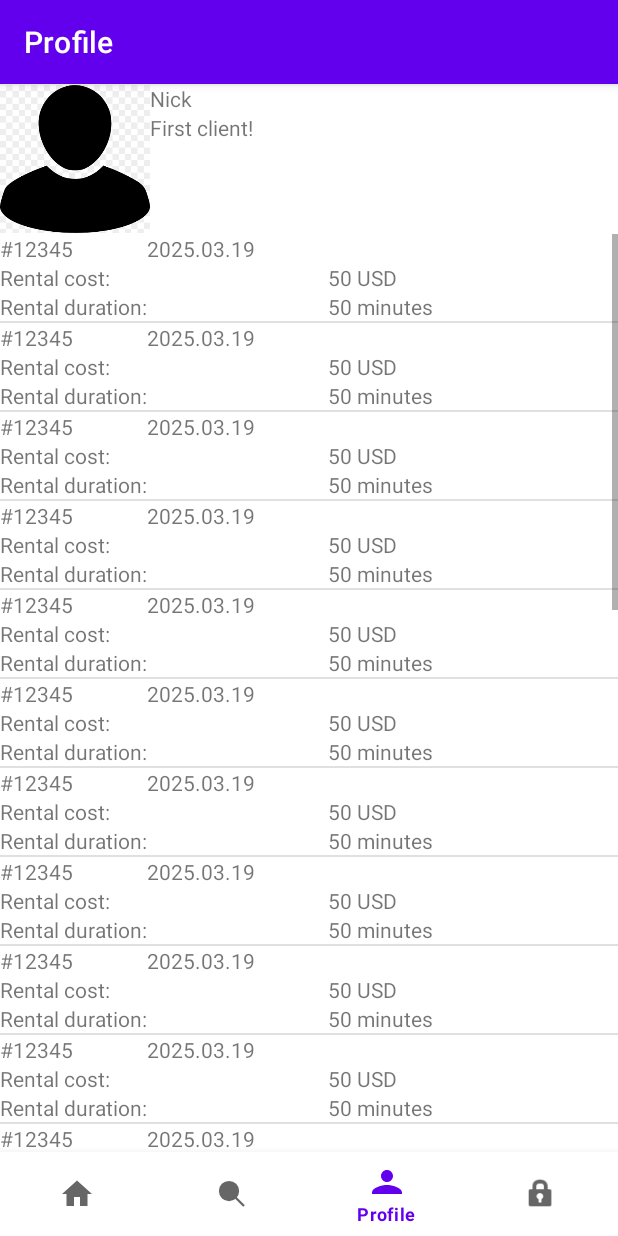
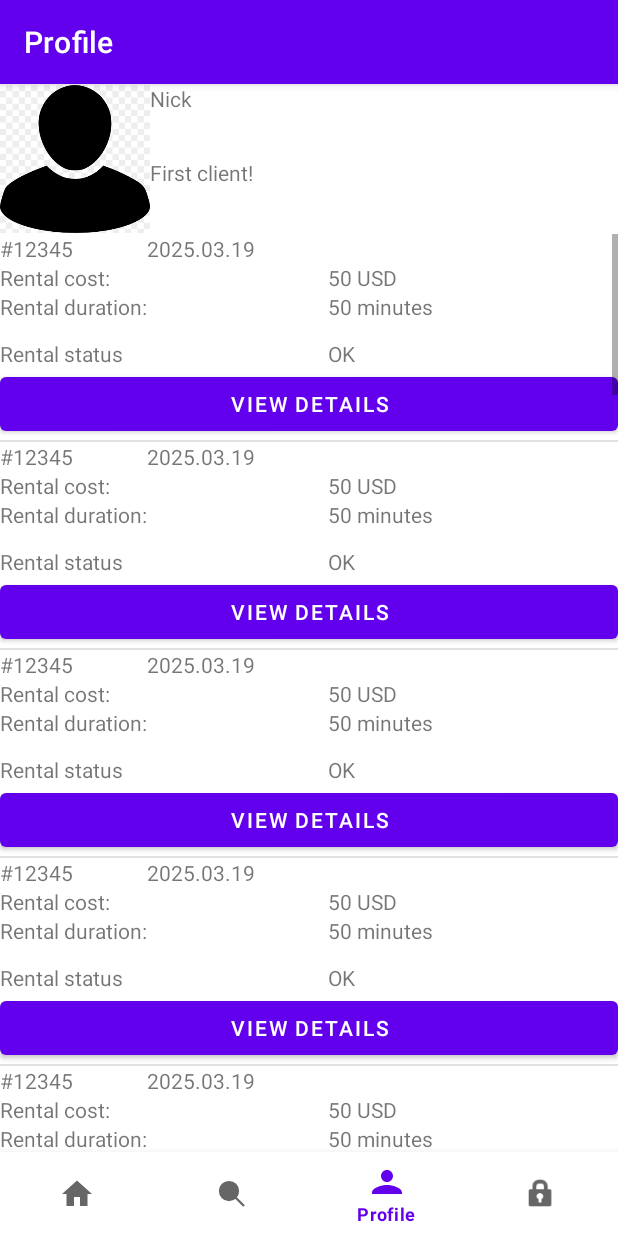
Before and after one commit to shnikita-cr/TakeAnUmbrella, an Android app: the ProfileFragment screen opened through its navigation route, on a phone screen of 412 x 824 dp. Run offline under Robolectric (Android 15) with nearby library versions, the phone set to English and light mode, and no system bars; our stand-ins replace navigation-ui.

Commit message:
Merge Request: updated profile: rental history items (button) [Huyen]

```diff
--- a/app/src/main/java/com/example/takeanumbrella/ui/profile/RentalHistoryAdapter.java
+++ b/app/src/main/java/com/example/takeanumbrella/ui/profile/RentalHistoryAdapter.java
@@ -2,6 +2,7 @@ package com.example.takeanumbrella.ui.profile;
 
 import android.content.Context;
 import android.icu.text.SimpleDateFormat;
+import android.util.Log;
 import android.view.LayoutInflater;
 import android.view.View;
 import android.view.ViewGroup;
@@ -44,17 +45,26 @@ class RentalHistoryAdapter extends ArrayAdapter<Rental> {
         viewHolder.rentalStartDate.setText(new SimpleDateFormat("yyyy.MM.dd").format(timestamp));
         viewHolder.rentalCostViewValue.setText("50 USD");
         viewHolder.rentalDurationValue.setText("50 minutes");
+        viewHolder.rentalStatusValue.setText("OK");
+
         return convertView;
     }
 
     private static class ViewHolder {
-        final TextView rentalNumber, rentalStartDate, rentalCostViewValue, rentalDurationValue;
+        final TextView rentalNumber, rentalStartDate, rentalCostViewValue, rentalDurationValue, rentalStatusValue;
 
         ViewHolder(View view) {
             rentalNumber = view.findViewById(R.id.rentalNumber);
             rentalCostViewValue = view.findViewById(R.id.rentalCostViewValue);
             rentalStartDate = view.findViewById(R.id.rentalStartDate);
             rentalDurationValue = view.findViewById(R.id.rentalDurationValue);
+            rentalStatusValue = view.findViewById(R.id.rentalStatusValue);
+            view.findViewById(R.id.rental_button).setOnClickListener(new View.OnClickListener(){
+                @Override
+                public void onClick(View v){
+                    Log.d("demo", "onClick: Click for more" +"detail");}
+            });
+
         }
     }
 }
--- a/app/src/main/res/layout/fragment_profile.xml
+++ b/app/src/main/res/layout/fragment_profile.xml
@@ -32,14 +32,14 @@
                 <TextView
                     android:id="@+id/clientName"
                     android:layout_width="match_parent"
-                    android:layout_height="wrap_content"
-                    android:text="TextView" />
+                    android:layout_height="49dp"
+                    tools:text="TextView" />
 
                 <TextView
                     android:id="@+id/profileInfo"
                     android:layout_width="match_parent"
-                    android:layout_height="wrap_content"
-                    android:text="TextView" />
+                    android:layout_height="57dp"
+                    tools:text="TextView" />
             </LinearLayout>
         </LinearLayout>
 
--- a/app/src/main/res/layout/fragment_profile_history_item.xml
+++ b/app/src/main/res/layout/fragment_profile_history_item.xml
@@ -62,11 +62,33 @@
             <TextView
                 android:id="@+id/rentalDurationValue"
                 android:layout_width="wrap_content"
-                android:layout_height="wrap_content"
+                android:layout_height="31dp"
                 android:layout_weight="1"
                 tools:text="50 минут" />
         </TableRow>
+        <TableRow
+            android:layout_width="match_parent"
+            android:layout_height="match_parent" >
 
+            <TextView
+                android:id="@+id/rentalStatusView"
+                android:layout_width="wrap_content"
+                android:layout_height="wrap_content"
+                android:layout_weight="1"
+                android:text="@string/rental_status"/>
+
+            <TextView
+                android:id="@+id/rentalStatusValue"
+                android:layout_width="wrap_content"
+                android:layout_height="wrap_content"
+                android:layout_weight="1"
+                tools:text="OK" />
+        </TableRow>
+        <Button
+            android:id="@+id/rental_button"
+            android:layout_width="wrap_content"
+            android:layout_height="wrap_content"
+            android:text="@string/detail" />
     </TableLayout>
 
 </FrameLayout>
--- a/app/src/main/res/values/strings.xml
+++ b/app/src/main/res/values/strings.xml
@@ -17,13 +17,16 @@
     <string name="rentalLocationListNumber">Location #: </string>
     <string name="rentalLocationListNumberValue">344</string>
 
+    <string name="goToLocation">Go to Location</string>
+
     <!-- Strings related to Profile -->
     <string name="title_profile">Profile</string>
 
     <!-- Strings related to ProfileHistoryItem -->
     <string name="rental_cost_view_text">Rental cost:</string>
     <string name="rental_duration_view_text">Rental duration:</string>
-    <string name="goToLocation">Go to Location</string>
+    <string name="rental_status">Rental status</string>
+    <string name="detail">View details</string>
 
     <!-- Strings related to login -->
     <string name="title_login">Login/Register</string>
```
